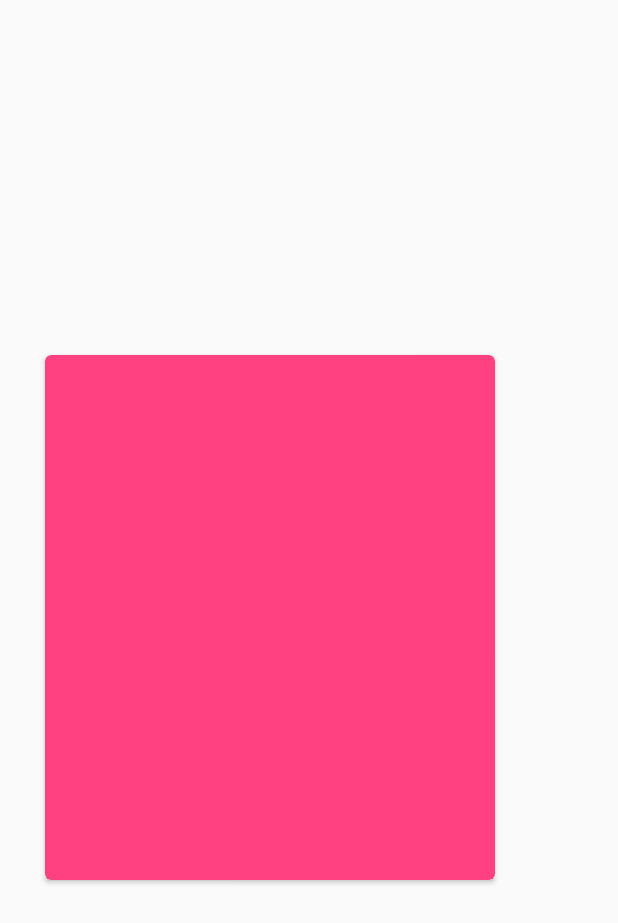
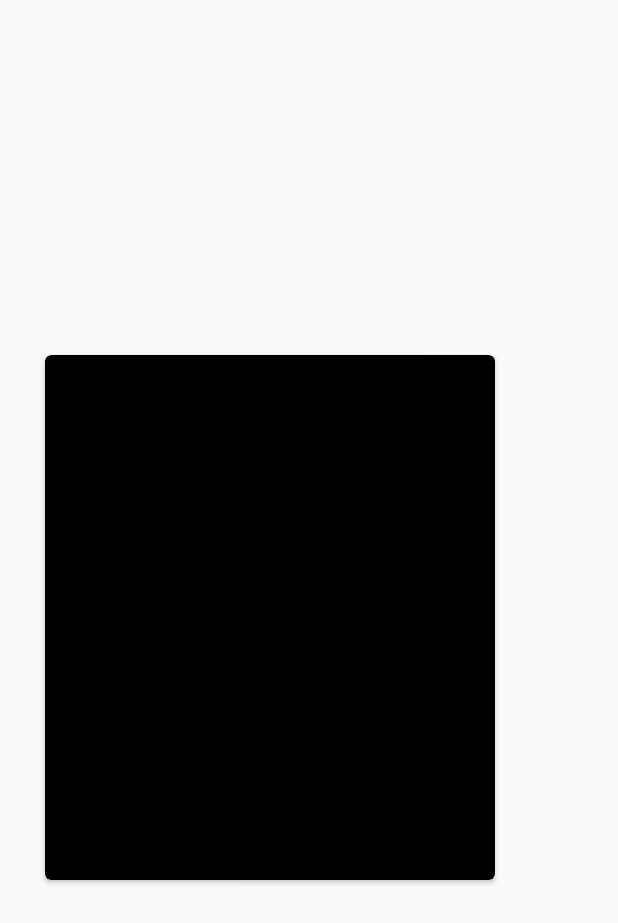
Before and after one commit to Chrisjc28/GiphyApp, an Android app: the fragment GiphyFragment shown on its own in the app's theme, on a phone screen of 412 x 824 dp. Shown: the top 923 px of the screen. Run offline under Robolectric (Android 15) with nearby library versions, the phone set to English and light mode, and no system bars; libraries missing offline, so code that uses them is left out: com.androidnetworking, com.androidnetworking.common, com.androidnetworking.error, com.androidnetworking.interfaces, pl.droidsonroids.gif; pictures from the network do not load; 2 statements that could not run were skipped.

Commit message:
Changed the color scheme and removing the menu

```diff
--- a/app/src/main/AndroidManifest.xml
+++ b/app/src/main/AndroidManifest.xml
@@ -11,11 +11,11 @@
         android:label="@string/app_name"
         android:supportsRtl="true"
         android:theme="@style/AppTheme">
-        <activity android:name=".MainActivity">
+        <activity android:name=".MainActivity"
+            android:screenOrientation="portrait">
             <intent-filter>
                 <action android:name="android.intent.action.MAIN" />
-
-                <category android:name="android.intent.category.LAUNCHER" />
+                <category android:name="android.intent.category.LAUNCHER"/>
             </intent-filter>
         </activity>
     </application>
--- a/app/src/main/java/com/example/android/giphyapi/MainActivity.java
+++ b/app/src/main/java/com/example/android/giphyapi/MainActivity.java
@@ -43,7 +43,6 @@ public class MainActivity extends AppCompatActivity  {
         prefs = MainActivity.this.getPreferences(Context.MODE_APPEND);
 
         Toolbar giphy_options_toolbar = (Toolbar) findViewById(R.id.my_toolbar);
-        giphy_options_toolbar.setBackgroundColor(getColor(R.color.toolbarBackground));
         giphy_options_toolbar.setTitleTextColor(getColor(R.color.white));
         setSupportActionBar(giphy_options_toolbar);
         getSupportActionBar();
@@ -91,6 +90,7 @@ public class MainActivity extends AppCompatActivity  {
             @Override
             public void success(ArrayList<String> gifs) {
                 viewPagerAdapter viewPagerAdapter = new viewPagerAdapter(getSupportFragmentManager(),gifs);
+                viewPager.setOffscreenPageLimit(2);
                 viewPager.setAdapter(viewPagerAdapter);
                 viewPagerAdapter.notifyDataSetChanged();
             }
@@ -131,4 +131,8 @@ public class MainActivity extends AppCompatActivity  {
         }
     }
 
+    @Override
+    protected void onResume() {
+        super.onResume();
+    }
 }
--- a/app/src/main/java/com/example/android/giphyapi/fragments/GiphyFragment.java
+++ b/app/src/main/java/com/example/android/giphyapi/fragments/GiphyFragment.java
@@ -5,6 +5,7 @@ import android.content.Intent;
 import android.os.Bundle;
 import android.support.v4.app.Fragment;
 import android.support.v4.app.ShareCompat;
+import android.support.v7.widget.CardView;
 import android.view.LayoutInflater;
 import android.view.View;
 import android.view.ViewGroup;
@@ -23,10 +24,12 @@ import java.io.IOException;
 import pl.droidsonroids.gif.GifDrawableBuilder;
 
 
+
 public class GiphyFragment extends Fragment {
     private static final String ARG_URL = "url";
 
     private GiphySearch RefreshDAO = new GiphySearch();
+    private CardView giphyCard;
     private ImageView gif1;
     private String url;
 
@@ -53,6 +56,8 @@ public class GiphyFragment extends Fragment {
                 shareGifLink(url);
             }
         });
+        giphyCard = (CardView) view.findViewById(R.id.card_view);
+        giphyCard.setCardBackgroundColor(getResources().getColor(R.color.cardViewBackground));
         return view;
     }
 
--- a/app/src/main/res/layout/fragment_giphy_view.xml
+++ b/app/src/main/res/layout/fragment_giphy_view.xml
@@ -10,14 +10,12 @@
         android:layout_height="350dp"
         android:layout_gravity="center_vertical"
         android:layout_marginLeft="30dp"
-        app:cardBackgroundColor="@color/colorAccent"
         app:cardCornerRadius="4dp">
 
         <ImageView
             android:id="@+id/image1"
             android:layout_width="match_parent"
-            android:layout_height="300dp"
-            android:layout_gravity="center"/>
+            android:layout_height="match_parent"/>
 
     </android.support.v7.widget.CardView>
 
--- a/app/src/main/res/menu/menu.xml
+++ b/app/src/main/res/menu/menu.xml
@@ -1,10 +1,12 @@
 <?xml version="1.0" encoding="utf-8"?>
-<menu xmlns:android="http://schemas.android.com/apk/res/android">
+<menu xmlns:app="http://schemas.android.com/apk/res-auto"
+      xmlns:android="http://schemas.android.com/apk/res/android">
 
     <item
         android:id="@+id/about"
         android:title="About"
-        android:showAsAction="ifRoom">
+        android:showAsAction="always"
+        app:showAsAction="always">
     </item>
 
 </menu>
--- a/app/src/main/res/values/colors.xml
+++ b/app/src/main/res/values/colors.xml
@@ -1,8 +1,8 @@
 <?xml version="1.0" encoding="utf-8"?>
 <resources>
-    <color name="colorPrimary">#3F51B5</color>
-    <color name="colorPrimaryDark">#303F9F</color>
+    <color name="colorPrimary">#2196F3</color>
+    <color name="colorPrimaryDark">#2196F3</color>
     <color name="white">#ffff</color>
-    <color name="toolbarBackground">#00ccff</color>
     <color name="colorAccent">#FF4081</color>
+    <color name="cardViewBackground">#000000</color>
 </resources>
```
